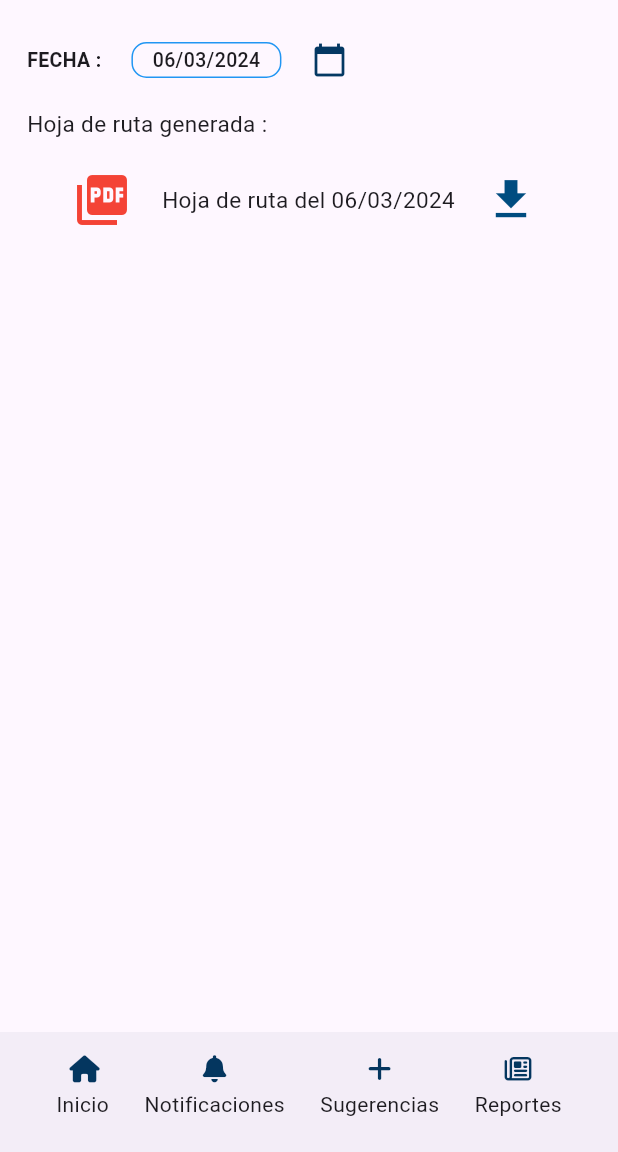
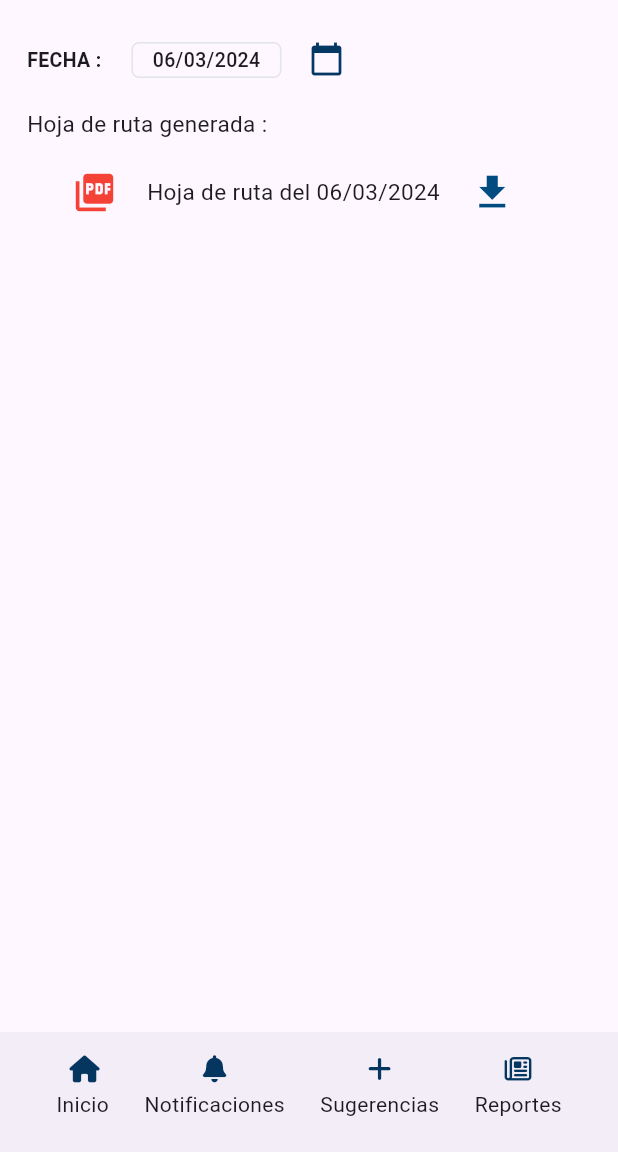
Before and after one commit to Rmila03/AppRutasdg, a Flutter app: the ReportePage screen opened directly, on a phone screen of 412 x 824 dp, the part 84-1236 px from its top. Run offline on Flutter 3.47's test engine with Material 3 defaults, Android fonts, the phone set to English and light mode, and no system bars; our stand-ins replace font_awesome_flutter, google_maps_flutter, month_picker_dialog, syncfusion_flutter_charts.

Commit message:
modificaciones reportes

```diff
--- a/lib/views/reportes.dart
+++ b/lib/views/reportes.dart
@@ -179,8 +179,9 @@ class FechaGestureDetector extends StatelessWidget {
                   height: 24,
                   width: 100,
                   decoration: BoxDecoration(
-                    border: Border.all(color: Colors.blue),
-                    borderRadius: BorderRadius.circular(10.0),
+                    border: Border.all(
+                        color: const Color.fromARGB(255, 225, 228, 233)),
+                    borderRadius: BorderRadius.circular(5.0),
                   ),
                   padding: const EdgeInsets.all(0.0),
                   alignment: Alignment.center,
@@ -194,7 +195,7 @@ class FechaGestureDetector extends StatelessWidget {
                 ),
               ),
               const Padding(
-                padding: EdgeInsets.only(left: 20.0, top: 20),
+                padding: EdgeInsets.only(left: 18.0, top: 18),
                 child: Icon(
                   Icons.calendar_today,
                   color: Color.fromARGB(255, 4, 56, 99),
@@ -250,7 +251,7 @@ class FechaContent extends StatelessWidget {
                 const Icon(
                   Icons.picture_as_pdf,
                   color: Colors.red,
-                  size: 40,
+                  size: 30,
                 ),
                 Padding(
                   padding: const EdgeInsets.only(left: 20.0),
@@ -271,7 +272,7 @@ class FechaContent extends StatelessWidget {
           child: Icon(
             Icons.download_sharp,
             color: Color.fromARGB(255, 0, 76, 128),
-            size: 35,
+            size: 30,
           ),
         ),
       ],
```
